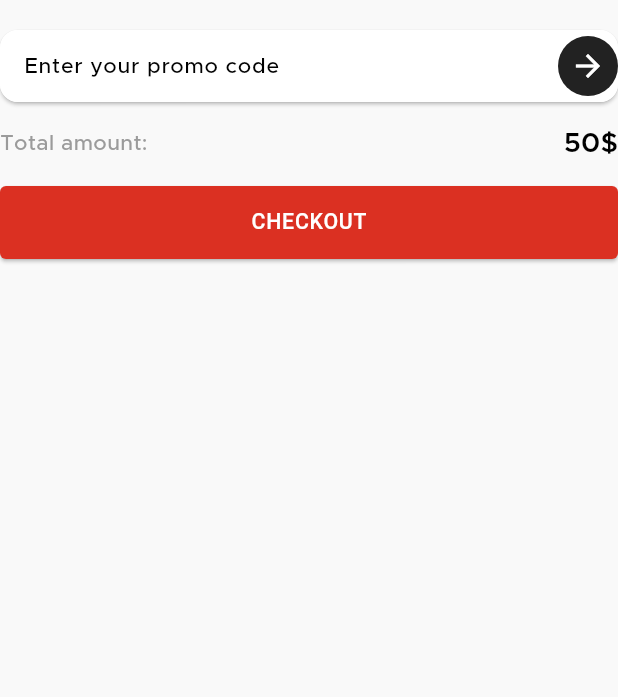
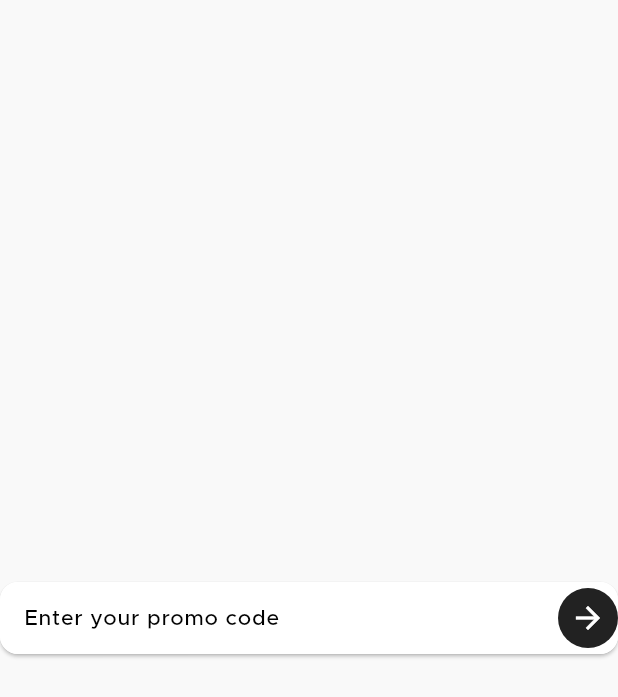
Before and after one commit to Maheresio/e_commerce, a Flutter app: the CartPromoField widget shown alone on an empty page, opened directly, on a phone screen of 412 x 824 dp. Shown: the top 697 px of the screen. Run offline on Flutter 3.47's test engine with Material 3 defaults, Android fonts, the phone set to English and light mode, and no system bars; our stand-ins replace bloc, carousel_slider, cloud_firestore, dartz, device_preview, equatable and 10 more; accounts and stored records are empty.

Commit message:
Refactor CartPromoField layout and update CartViewBody structure

```diff
--- a/lib/features/cart/presentation/widgets/cart_promo_field.dart
+++ b/lib/features/cart/presentation/widgets/cart_promo_field.dart
@@ -1,21 +1,15 @@
-import '../../../../core/helpers/extensions/theme_color.extension.dart';
 import 'package:flutter/material.dart';
 
+import '../../../../core/helpers/extensions/theme_color.extension.dart';
 import '../../../../core/utils/app_strings.dart';
 import '../../../../core/utils/app_styles.dart';
 
 class CartPromoField extends StatelessWidget {
-  const CartPromoField({
-    super.key,
-  });
+  const CartPromoField({super.key});
 
   @override
   Widget build(BuildContext context) {
-    return Column(
-      spacing: 15,
-      children: [
-        SizedBox(height: 5),
-        Stack(
+    return Stack(
       alignment: Alignment.center,
       children: [
         Material(
@@ -49,23 +43,6 @@ class CartPromoField extends StatelessWidget {
           ),
         ),
       ],
-        ),
-        Row(
-          mainAxisAlignment: MainAxisAlignment.spaceBetween,
-          children: [
-            Text(
-              AppStrings.kTotalAmount,
-              style: AppStyles.font14GreyMedium,
-            ),
-            Text('50\$', style: AppStyles.font18BlackSemiBold),
-          ],
-        ),
-
-        ElevatedButton(
-          onPressed: () {},
-          child: Text(AppStrings.kCheckout.toUpperCase()),
-        ),
-      ],
     );
   }
 }
--- a/lib/features/cart/presentation/widgets/cart_view_body.dart
+++ b/lib/features/cart/presentation/widgets/cart_view_body.dart
@@ -1,9 +1,12 @@
 import 'package:flutter/material.dart';
 import 'package:flutter_screenutil/flutter_screenutil.dart';
 
+import '../../../../core/utils/app_strings.dart';
+import '../../../../core/widgets/summary_price.dart';
 import 'cart_header.dart';
 import 'cart_list_view.dart';
 import 'cart_promo_field.dart';
+import 'checkout_button.dart';
 
 class CartViewBody extends StatelessWidget {
   const CartViewBody({super.key});
@@ -15,14 +18,21 @@ class CartViewBody extends StatelessWidget {
       child: CustomScrollView(
         physics: BouncingScrollPhysics(),
         slivers: [
-          SliverToBoxAdapter(
-            child: CartHeader(),
-          ),
+          SliverToBoxAdapter(child: CartHeader()),
 
           CartListView(),
 
           SliverToBoxAdapter(
-            child: CartPromoField(),
+            child: Column(
+              spacing: 15,
+              children: [
+                SizedBox(height: 5),
+                CartPromoField(),
+                SummaryPriceTile(price: 50, title: AppStrings.kTotalAmount),
+
+                CheckoutButton(),
+              ],
+            ),
           ),
         ],
       ),
```
Lines whose indentation alone changed are shown as unchanged.
